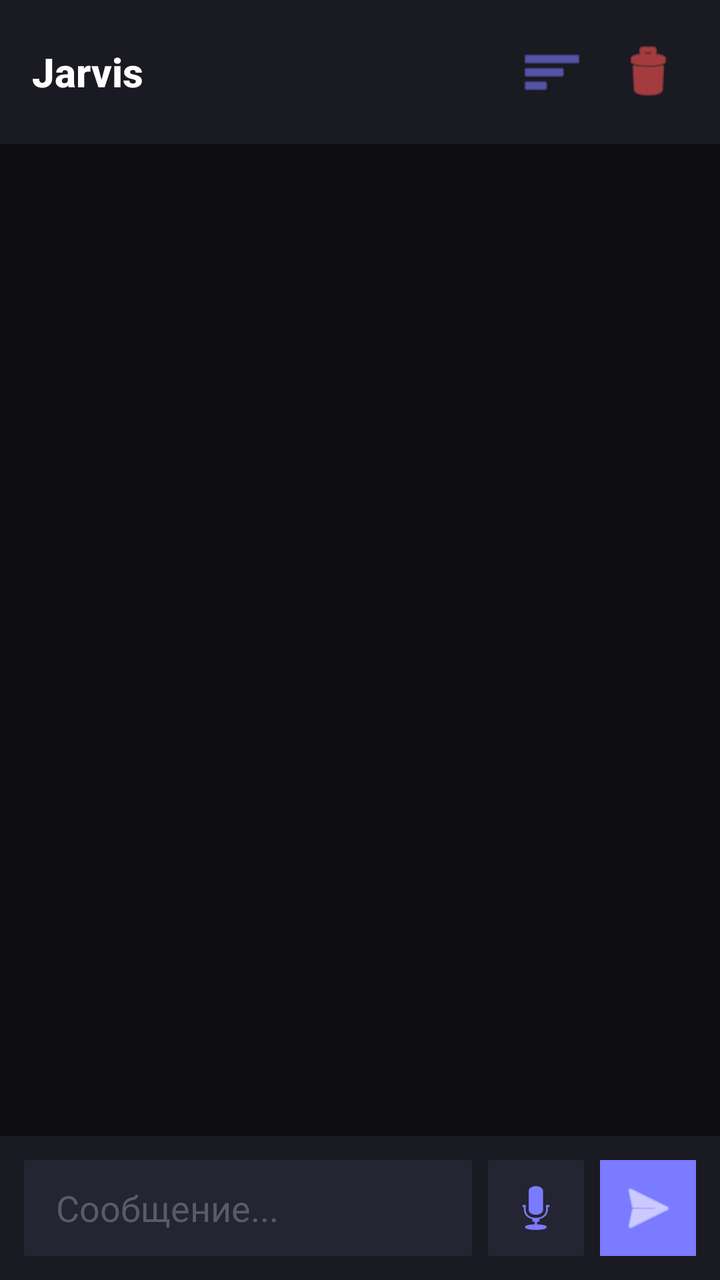
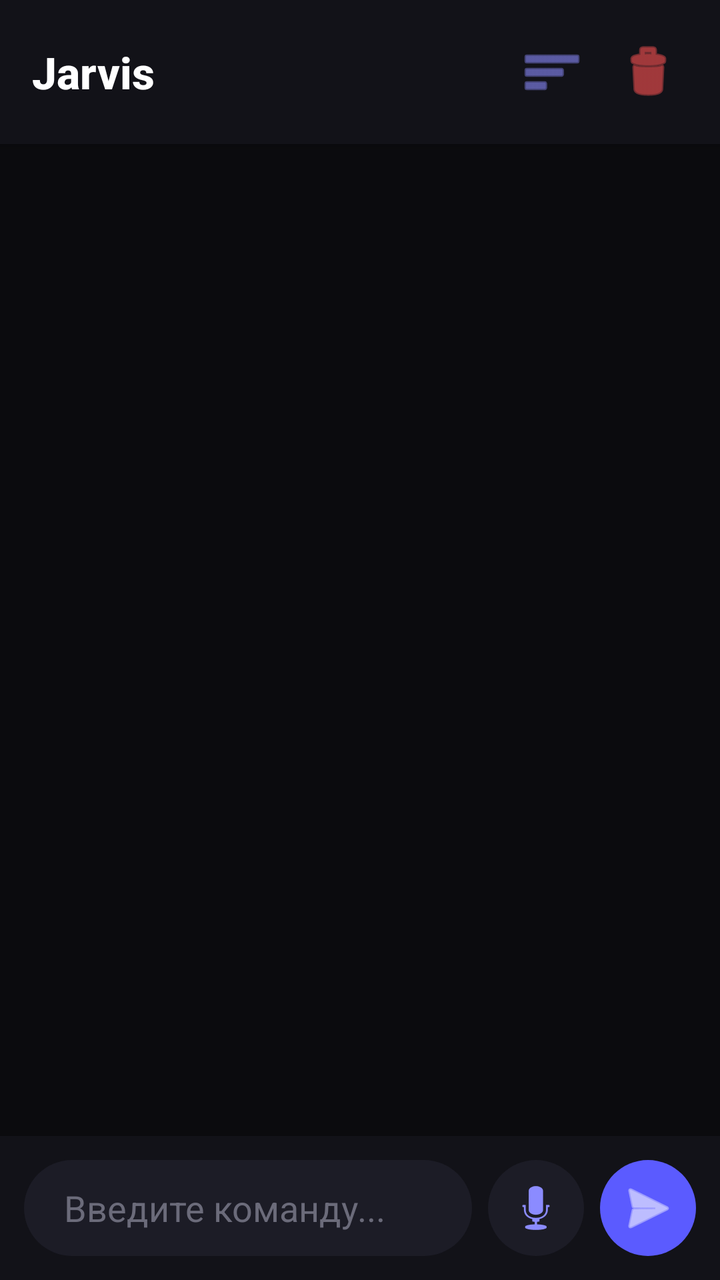

The first picture is an Android layout as it rendered before a commit; the second is the same layout after the commit. The layout source and the unified diff follow.
<!-- AndroidManifest.xml: application theme Theme.Material3.Dark.NoActionBar -->
<!-- res/layout/activity_main.xml -->
<?xml version="1.0" encoding="utf-8"?>
<androidx.constraintlayout.widget.ConstraintLayout 
    xmlns:android="http://schemas.android.com/apk/res/android"
    xmlns:app="http://schemas.android.com/apk/res-auto"
    android:layout_width="match_parent"
    android:layout_height="match_parent"
    android:background="#0F0F13">

    
    <LinearLayout
        android:id="@+id/header"
        android:layout_width="match_parent"
        android:layout_height="wrap_content"
        android:background="#1A1A22"
        android:elevation="8dp"
        android:padding="16dp"
        android:orientation="horizontal"
        android:gravity="center_vertical"
        app:layout_constraintTop_toTopOf="parent">

        <TextView
            android:id="@+id/toolbarTitle"
            android:layout_width="0dp"
            android:layout_height="wrap_content"
            android:layout_weight="1"
            android:text="Jarvis"
            android:textColor="#FFFFFF"
            android:textSize="20sp"
            android:textStyle="bold"
            android:fontFamily="sans-serif-medium"/>

        <ImageButton
            android:id="@+id/btnMenu"
            android:layout_width="40dp"
            android:layout_height="40dp"
            android:background="?attr/selectableItemBackgroundBorderless"
            android:src="@android:drawable/ic_menu_sort_by_size"
            app:tint="#7B7BFF"/>

        <ImageButton
            android:id="@+id/btnClear"
            android:layout_width="40dp"
            android:layout_height="40dp"
            android:layout_marginStart="8dp"
            android:background="?attr/selectableItemBackgroundBorderless"
            android:src="@android:drawable/ic_menu_delete"
            app:tint="#FF5252"/>
    </LinearLayout>

    
    <ScrollView
        android:id="@+id/scrollView"
        android:layout_width="match_parent"
        android:layout_height="0dp"
        android:padding="12dp"
        android:clipToPadding="false"
        app:layout_constraintTop_toBottomOf="@id/header"
        app:layout_constraintBottom_toTopOf="@id/bottomBar">

        <TextView
            android:id="@+id/logView"
            android:layout_width="match_parent"
            android:layout_height="wrap_content"
            android:textColor="#D1D1D6"
            android:textSize="15sp"
            android:lineSpacingExtra="8dp"
            android:fontFamily="sans-serif"/>
    </ScrollView>

    
    <LinearLayout
        android:id="@+id/bottomBar"
        android:layout_width="match_parent"
        android:layout_height="wrap_content"
        android:orientation="horizontal"
        android:padding="12dp"
        android:background="#1A1A22"
        android:elevation="12dp"
        android:gravity="center_vertical"
        app:layout_constraintBottom_toBottomOf="parent">

        <EditText
            android:id="@+id/inputField"
            android:layout_width="0dp"
            android:layout_height="48dp"
            android:layout_weight="1"
            android:hint="Сообщение..."
            android:textColor="#FFFFFF"
            android:textColorHint="#5A5A6A"
            android:background="#242432"
            android:paddingStart="16dp"
            android:paddingEnd="16dp"
            android:inputType="text"
            android:maxLines="1"/>

        <ImageButton
            android:id="@+id/voiceButton"
            android:layout_width="48dp"
            android:layout_height="48dp"
            android:layout_marginStart="8dp"
            android:background="#242432"
            android:src="@android:drawable/ic_btn_speak_now"
            app:tint="#7B7BFF"/>

        <ImageButton
            android:id="@+id/sendButton"
            android:layout_width="48dp"
            android:layout_height="48dp"
            android:layout_marginStart="8dp"
            android:background="#7B7BFF"
            android:src="@android:drawable/ic_menu_send"
            app:tint="#FFFFFF"/>
    </LinearLayout>

</androidx.constraintlayout.widget.ConstraintLayout>
<!-- resources referenced by this layout -->
<resources>

</resources>

<!-- the commit's change to res/layout/activity_main.xml (unified diff, before → after) -->
@@ -4,15 +4,15 @@
     xmlns:app="http://schemas.android.com/apk/res-auto"
     android:layout_width="match_parent"
     android:layout_height="match_parent"
-    android:background="#0F0F13">
+    android:background="#0B0B0E">
 
     
     <LinearLayout
         android:id="@+id/header"
         android:layout_width="match_parent"
         android:layout_height="wrap_content"
-        android:background="#1A1A22"
-        android:elevation="8dp"
+        android:background="#121218"
+        android:elevation="4dp"
         android:padding="16dp"
         android:orientation="horizontal"
         android:gravity="center_vertical"
@@ -25,7 +25,7 @@
             android:layout_weight="1"
             android:text="Jarvis"
             android:textColor="#FFFFFF"
-            android:textSize="20sp"
+            android:textSize="22sp"
             android:textStyle="bold"
             android:fontFamily="sans-serif-medium"/>
 
@@ -35,7 +35,7 @@
             android:layout_height="40dp"
             android:background="?attr/selectableItemBackgroundBorderless"
             android:src="@android:drawable/ic_menu_sort_by_size"
-            app:tint="#7B7BFF"/>
+            app:tint="#8B8BFF"/>
 
         <ImageButton
             android:id="@+id/btnClear"
@@ -52,7 +52,7 @@
         android:id="@+id/scrollView"
         android:layout_width="match_parent"
         android:layout_height="0dp"
-        android:padding="12dp"
+        android:padding="16dp"
         android:clipToPadding="false"
         app:layout_constraintTop_toBottomOf="@id/header"
         app:layout_constraintBottom_toTopOf="@id/bottomBar">
@@ -61,9 +61,9 @@
             android:id="@+id/logView"
             android:layout_width="match_parent"
             android:layout_height="wrap_content"
-            android:textColor="#D1D1D6"
+            android:textColor="#E2E2E8"
             android:textSize="15sp"
-            android:lineSpacingExtra="8dp"
+            android:lineSpacingExtra="10dp"
             android:fontFamily="sans-serif"/>
     </ScrollView>
 
@@ -74,7 +74,7 @@
         android:layout_height="wrap_content"
         android:orientation="horizontal"
         android:padding="12dp"
-        android:background="#1A1A22"
+        android:background="#121218"
         android:elevation="12dp"
         android:gravity="center_vertical"
         app:layout_constraintBottom_toBottomOf="parent">
@@ -84,12 +84,12 @@
             android:layout_width="0dp"
             android:layout_height="48dp"
             android:layout_weight="1"
-            android:hint="Сообщение..."
+            android:hint="Введите команду..."
             android:textColor="#FFFFFF"
-            android:textColorHint="#5A5A6A"
-            android:background="#242432"
-            android:paddingStart="16dp"
-            android:paddingEnd="16dp"
+            android:textColorHint="#6B6B7A"
+            android:background="@drawable/bg_input"
+            android:paddingStart="20dp"
+            android:paddingEnd="20dp"
             android:inputType="text"
             android:maxLines="1"/>
 
@@ -98,16 +98,16 @@
             android:layout_width="48dp"
             android:layout_height="48dp"
             android:layout_marginStart="8dp"
-            android:background="#242432"
+            android:background="@drawable/bg_button_mic"
             android:src="@android:drawable/ic_btn_speak_now"
-            app:tint="#7B7BFF"/>
+            app:tint="#8B8BFF"/>
 
         <ImageButton
             android:id="@+id/sendButton"
             android:layout_width="48dp"
             android:layout_height="48dp"
             android:layout_marginStart="8dp"
-            android:background="#7B7BFF"
+            android:background="@drawable/bg_button_send"
             android:src="@android:drawable/ic_menu_send"
             app:tint="#FFFFFF"/>
     </LinearLayout>
<!-- resource entries referenced after the edit -->
@@ -1,5 +1,22 @@
 <!-- resources referenced by this layout -->
 <resources>
-
+  <!-- drawable bg_button_mic (drawable) -->
+  <?xml version="1.0" encoding="utf-8"?>
+  <shape xmlns:android="http://schemas.android.com/apk/res/android">
+      <solid android:color="#1C1C26"/>
+      <corners android:radius="24dp"/>
+  </shape>
+  <!-- drawable bg_button_send (drawable) -->
+  <?xml version="1.0" encoding="utf-8"?>
+  <shape xmlns:android="http://schemas.android.com/apk/res/android">
+      <solid android:color="#5B5BFF"/>
+      <corners android:radius="24dp"/>
+  </shape>
+  <!-- drawable bg_input (drawable) -->
+  <?xml version="1.0" encoding="utf-8"?>
+  <shape xmlns:android="http://schemas.android.com/apk/res/android">
+      <solid android:color="#1C1C26"/>
+      <corners android:radius="24dp"/>
+  </shape>
 </resources>
 
